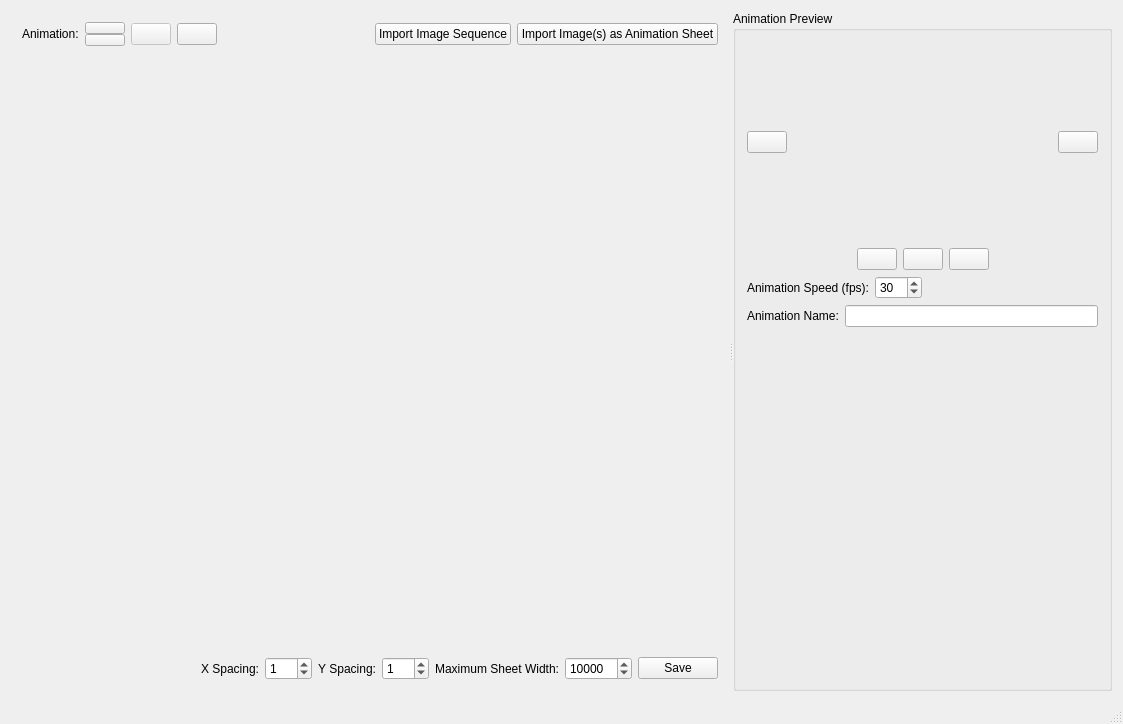
meh2481/SpriteSheeter, file mainwindow.ui: the form before one commit.
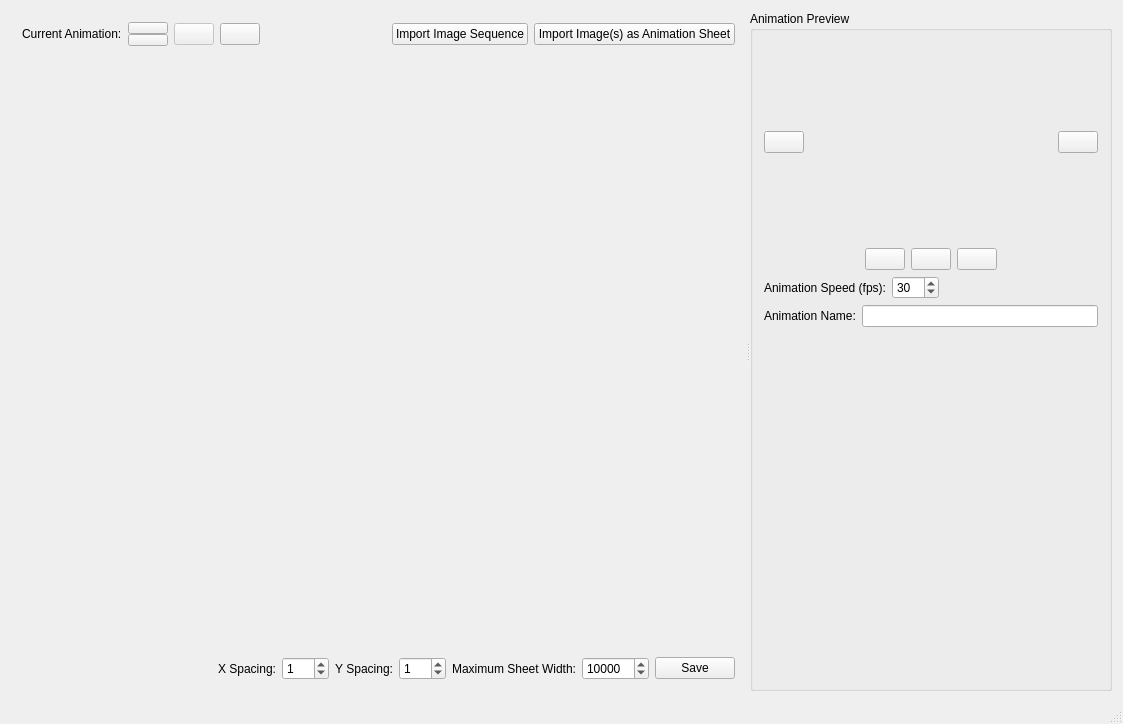
The form after the commit. Icons and pictures are not drawn. Custom widgets are drawn as their Qt base class.

Commit message: Move animations up and down with arrows, fix tooltips

```diff
--- a/mainwindow.ui
+++ b/mainwindow.ui
@@ -40,7 +40,7 @@
           <item>
            <widget class="QLabel" name="label_6">
             <property name="text">
-             <string>Animation:</string>
+             <string>Current Animation:</string>
             </property>
            </widget>
           </item>
```
Left out of the diff: 40 changed lines with no effect on the pictures. The commit also changes 2 other files.
